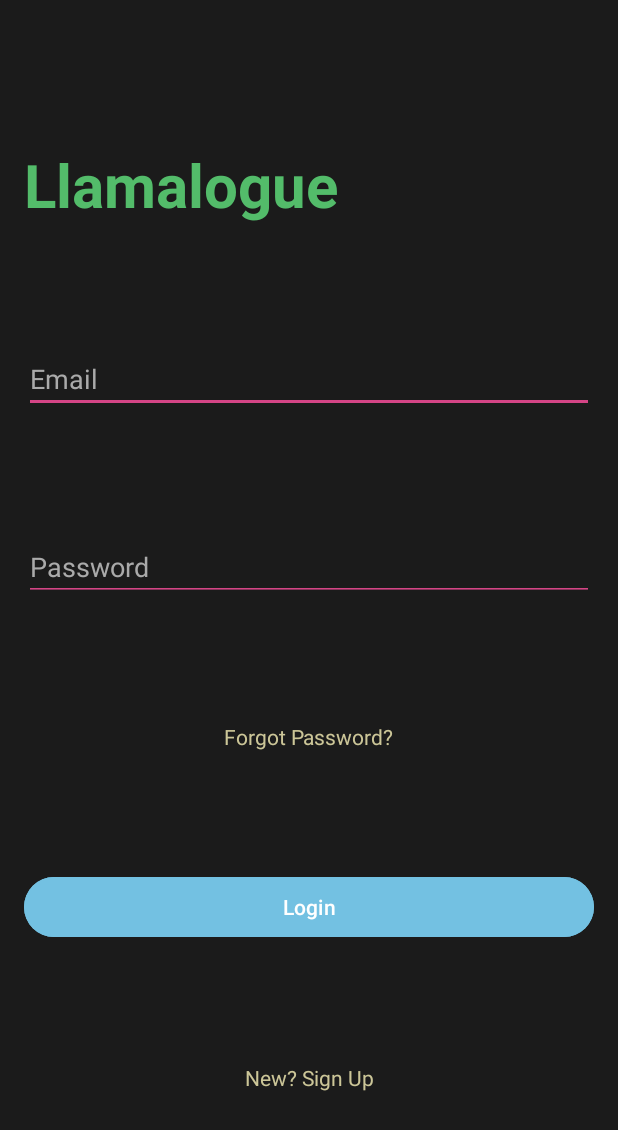
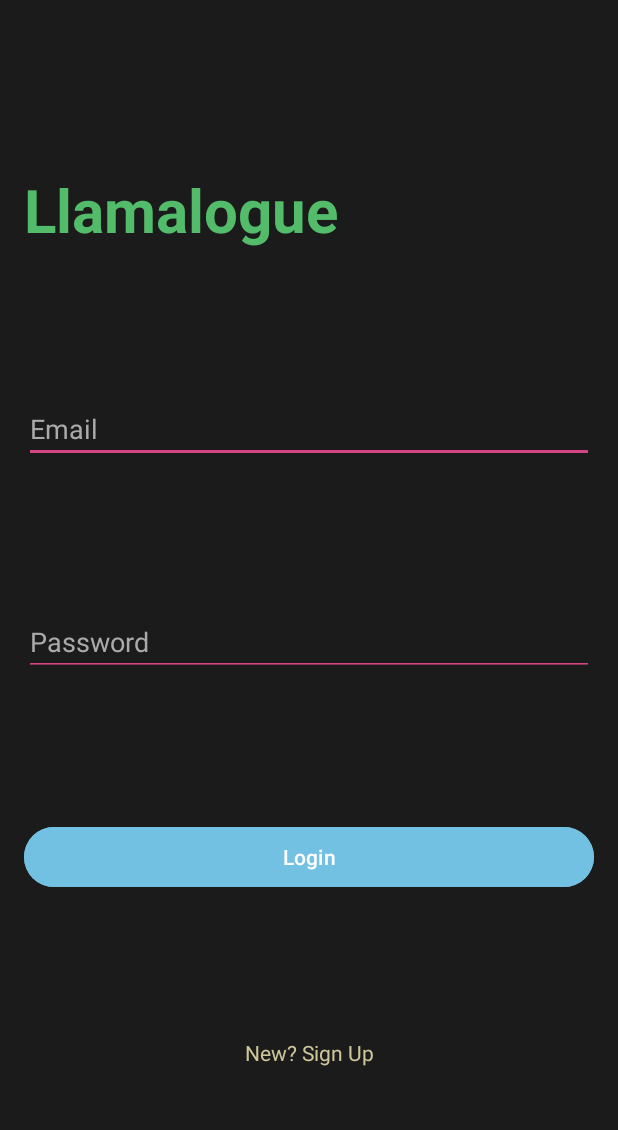
Before and after one commit to bblinder1221/llamalogue-cs407, an Android app: the screen it shows after launch (LoginActivity), on a phone screen of 412 x 824 dp. Shown: the top 1130 px of the screen. Run offline under Robolectric (Android 15) with nearby library versions, the phone set to English and light mode, and no system bars; our stand-ins replace Firebase (no records; nobody signed in at launch, a user with empty details on screens opened directly); Roboto replaces fonts that are not available here.

Commit message:
removed forgot password button

```diff
--- a/app/src/main/java/com/cs407/llamalogue/LoginActivity.java
+++ b/app/src/main/java/com/cs407/llamalogue/LoginActivity.java
@@ -26,10 +26,6 @@
         Intent intent = new Intent(this, SignUpActivity.class);
         startActivity(intent);
     }
-    public void goToForgotPassActivity(){
-        Intent intent = new Intent(this, ForgotPasswordActivity.class);
-        startActivity(intent);
-    }
 
     public void goToProfileActivity(){
         Intent intent = new Intent(this, ProfileActivity.class);
@@ -46,14 +42,6 @@
             @Override
             public void onClick(View v) {
                 goToSignUpActivity();
-            }
-        });
-
-        TextView forgotPassRedirect = findViewById(R.id.forgotPassRedirect);
-        forgotPassRedirect.setOnClickListener(new View.OnClickListener() {
-            @Override
-            public void onClick(View v) {
-                goToForgotPassActivity();
             }
         });
 
--- a/app/src/main/res/layout/activity_login.xml
+++ b/app/src/main/res/layout/activity_login.xml
@@ -49,22 +49,10 @@
         android:inputType="textPassword"
         android:textColor="@android:color/white"
         android:textColorHint="@android:color/darker_gray"
-        app:layout_constraintBottom_toTopOf="@+id/forgotPassRedirect"
+        app:layout_constraintBottom_toTopOf="@+id/loginButton"
         app:layout_constraintEnd_toEndOf="parent"
         app:layout_constraintStart_toStartOf="parent"
         app:layout_constraintTop_toBottomOf="@id/loginEmailInput" />
-
-    <!-- Forgot Password Text -->
-    <TextView
-        android:id="@+id/forgotPassRedirect"
-        android:layout_width="wrap_content"
-        android:layout_height="wrap_content"
-        android:text="Forgot Password?"
-        android:textColor="#ccc698"
-        app:layout_constraintBottom_toTopOf="@+id/loginButton"
-        app:layout_constraintEnd_toEndOf="parent"
-        app:layout_constraintStart_toStartOf="parent"
-        app:layout_constraintTop_toBottomOf="@id/loginPassInput" />
 
     <!-- Login Button -->
     <Button
@@ -77,7 +65,7 @@
         app:layout_constraintBottom_toTopOf="@+id/signUpRedirect"
         app:layout_constraintEnd_toEndOf="parent"
         app:layout_constraintStart_toStartOf="parent"
-        app:layout_constraintTop_toBottomOf="@id/forgotPassRedirect" />
+        app:layout_constraintTop_toBottomOf="@id/loginPassInput" />
 
     <!-- Sign Up Text -->
     <TextView
--- a/app/src/main/res/layout/activity_profile.xml
+++ b/app/src/main/res/layout/activity_profile.xml
@@ -54,7 +54,7 @@
         android:layout_width="340dp"
         android:layout_height="wrap_content"
         android:layout_gravity="center"
-        android:text="Every Llama has their own personality! Choose 1 and see what they’re all about. "
+        android:text="Every Llama has their own personality! Choose one and see what they’re all about. "
         android:textAlignment="center"
         android:textColor="@android:color/white" />
 
```
